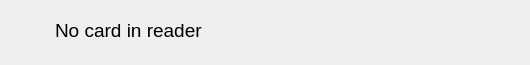
Qt form client/widgets/NoCardInfo.ui (open-eid/DigiDoc4-Client) before a commit.
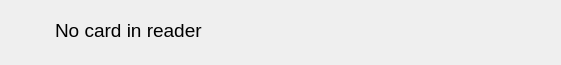
The same form after that commit.

Commit message:
First Run dialog translation to Russian lang. (#92)
1. Some missing translations (crypto messages) are added.
2. First Run dialog headers increased to fit to text in Russian.

What changed in the file:
```diff
--- a/client/widgets/NoCardInfo.ui
+++ b/client/widgets/NoCardInfo.ui
@@ -6,7 +6,7 @@
    <rect>
     <x>0</x>
     <y>0</y>
-    <width>530</width>
+    <width>561</width>
     <height>65</height>
    </rect>
   </property>
@@ -27,7 +27,7 @@
     <rect>
      <x>55</x>
      <y>20</y>
-     <width>471</width>
+     <width>500</width>
      <height>21</height>
     </rect>
    </property>
```
The commit also changes 6 other files.
